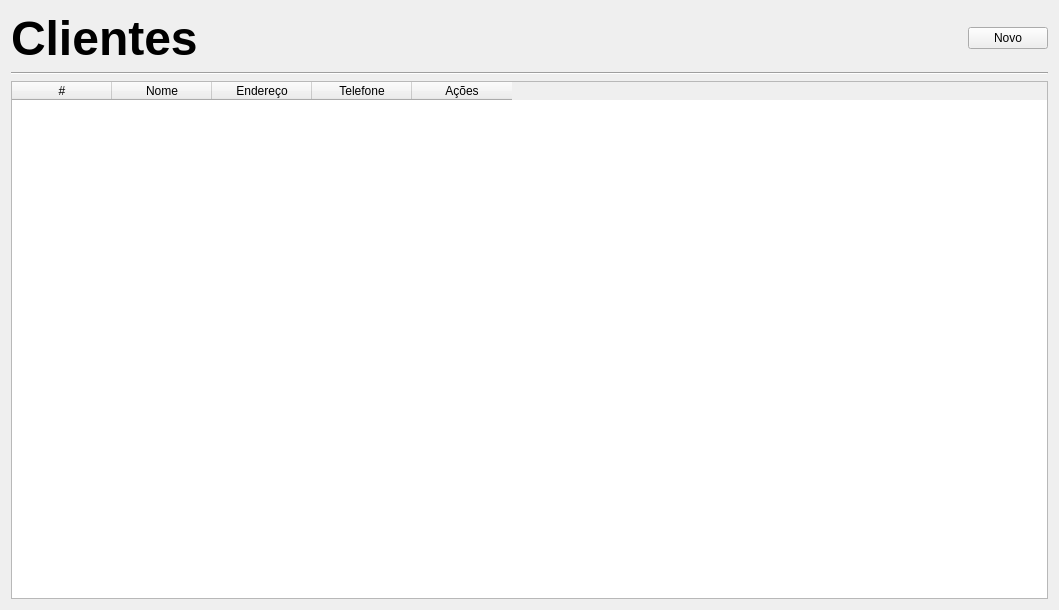
Old version of the form view/clientes.ui in the repository imora97/gerenciador-de-vendas-1.
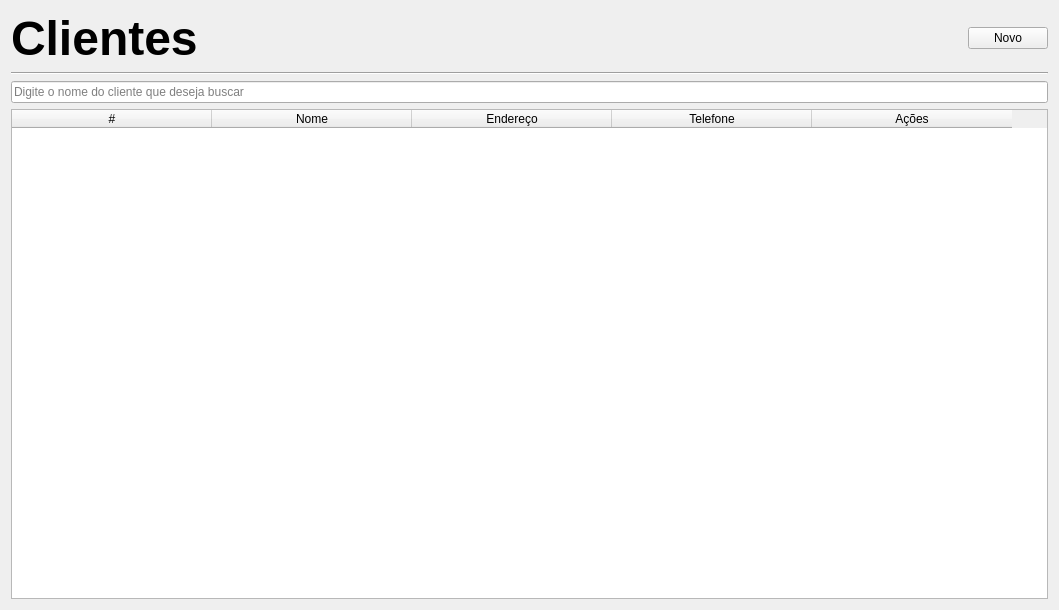
New version of the form.

Patch:
```diff
--- a/view/clientes.ui
+++ b/view/clientes.ui
@@ -58,8 +58,33 @@
      </property>
     </widget>
    </item>
+   <item>
+    <widget class="QLineEdit" name="campo_busca">
+     <property name="placeholderText">
+      <string>Digite o nome do cliente que deseja buscar</string>
+     </property>
+    </widget>
+   </item>
    <item>
     <widget class="QTableWidget" name="tabela">
+     <attribute name="horizontalHeaderCascadingSectionResizes">
+      <bool>false</bool>
+     </attribute>
+     <attribute name="horizontalHeaderDefaultSectionSize">
+      <number>200</number>
+     </attribute>
+     <attribute name="horizontalHeaderShowSortIndicator" stdset="0">
+      <bool>false</bool>
+     </attribute>
+     <attribute name="horizontalHeaderStretchLastSection">
+      <bool>false</bool>
+     </attribute>
+     <attribute name="verticalHeaderShowSortIndicator" stdset="0">
+      <bool>false</bool>
+     </attribute>
+     <attribute name="verticalHeaderStretchLastSection">
+      <bool>false</bool>
+     </attribute>
      <column>
       <property name="text">
        <string>#</string>
```
